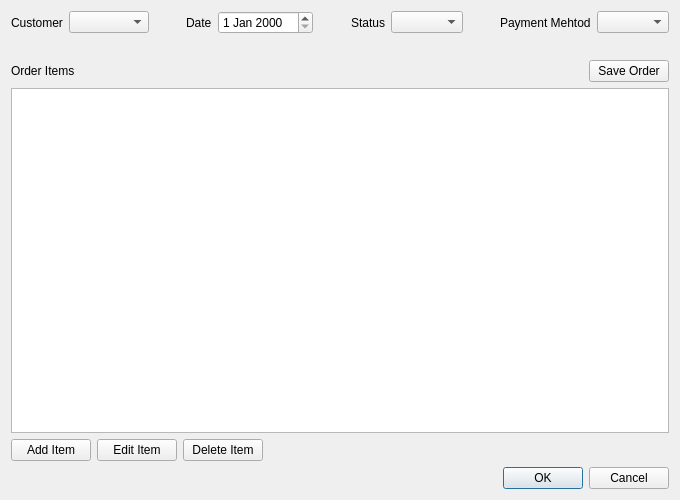
Old version of the form ordereditor.ui in the repository Jaeger790/bntcandles.
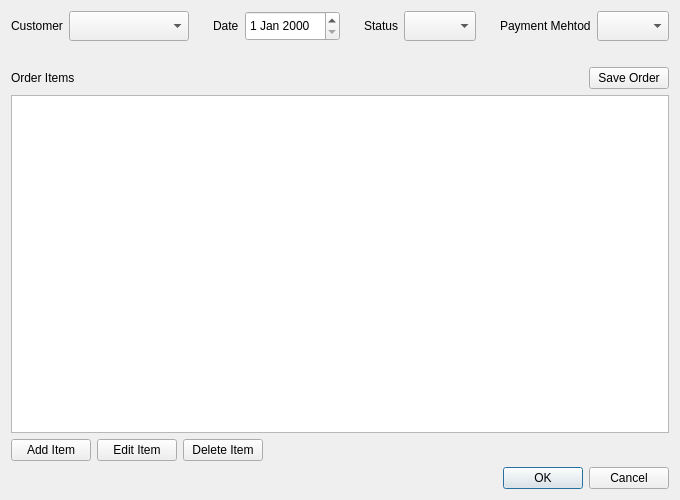
New version of the form.

Diff of the .ui file:
```diff
--- a/ordereditor.ui
+++ b/ordereditor.ui
@@ -47,8 +47,8 @@
          </property>
          <property name="minimumSize">
           <size>
-           <width>80</width>
-           <height>0</height>
+           <width>120</width>
+           <height>30</height>
           </size>
          </property>
          <property name="cursor">
@@ -77,7 +77,14 @@
         </widget>
        </item>
        <item>
-        <widget class="QDateEdit" name="dateEdit"/>
+        <widget class="QDateEdit" name="dateEdit">
+         <property name="minimumSize">
+          <size>
+           <width>0</width>
+           <height>30</height>
+          </size>
+         </property>
+        </widget>
        </item>
        <item>
         <spacer name="horizontalSpacer_3">
@@ -110,6 +117,12 @@
            <verstretch>0</verstretch>
           </sizepolicy>
          </property>
+         <property name="minimumSize">
+          <size>
+           <width>0</width>
+           <height>30</height>
+          </size>
+         </property>
          <property name="cursor">
           <cursorShape>PointingHandCursor</cursorShape>
          </property>
@@ -137,6 +150,12 @@
        </item>
        <item>
         <widget class="QComboBox" name="paymentCombo">
+         <property name="minimumSize">
+          <size>
+           <width>0</width>
+           <height>30</height>
+          </size>
+         </property>
          <property name="cursor">
           <cursorShape>PointingHandCursor</cursorShape>
          </property>
```
Left out of the diff: 2 changed lines with no effect on the pictures.
